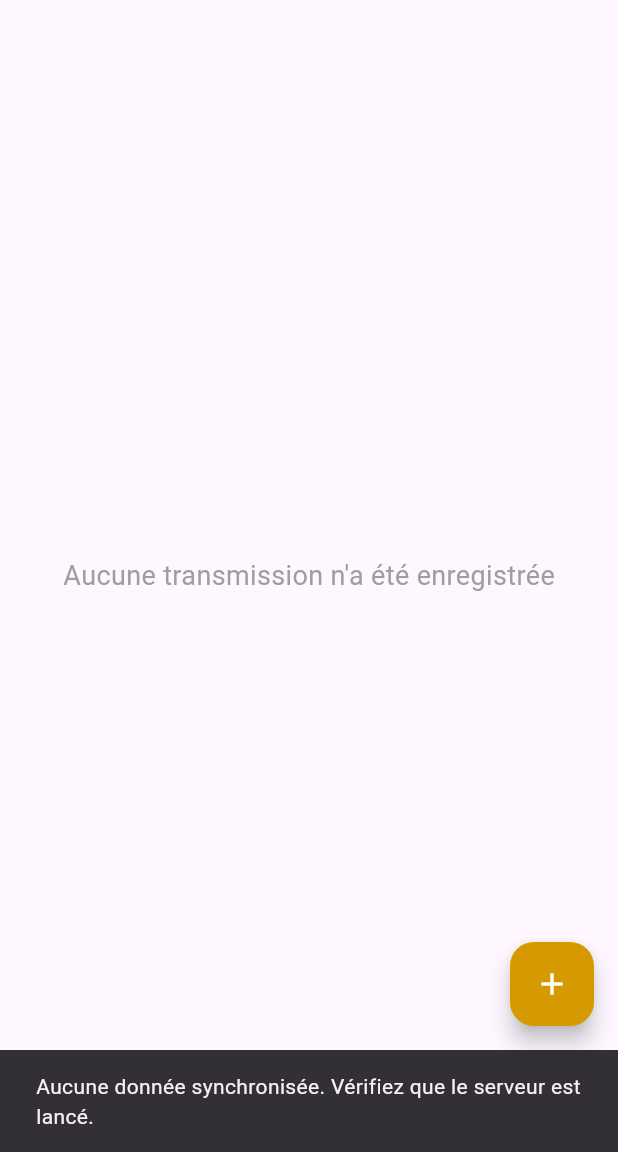
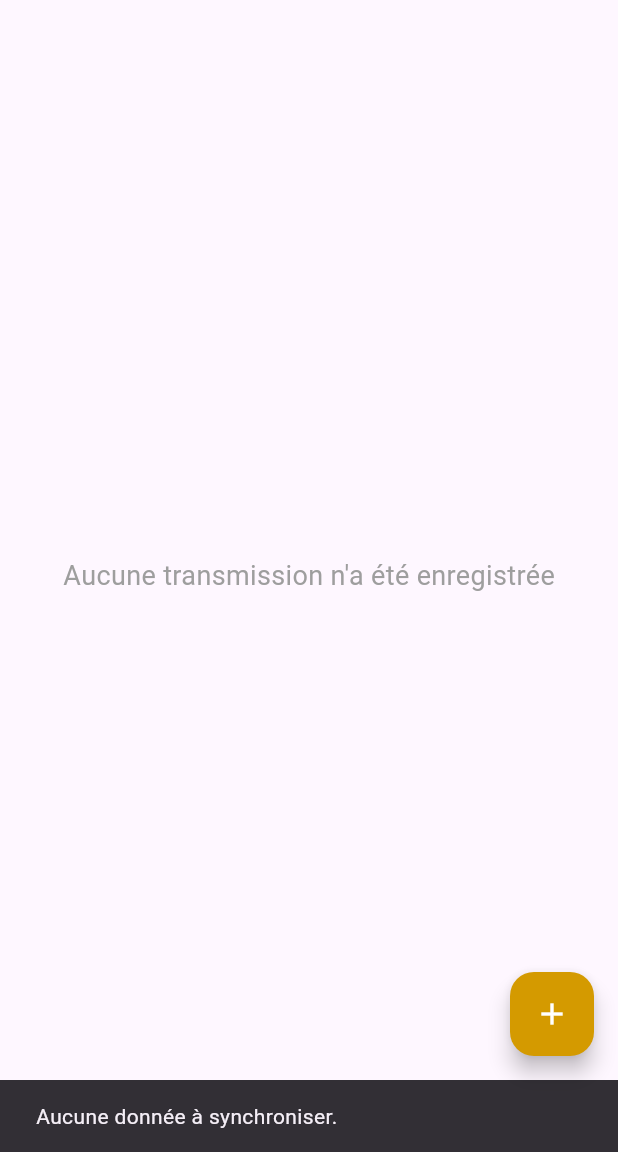
Before and after one commit to Cedrick-Coder/cahierDeTransmission, a Flutter app: the screen it shows after launch, after a tap on the "cloud upload" icon, on a phone screen of 412 x 824 dp, the part 84-1236 px from its top. Run offline on Flutter 3.47's test engine with Material 3 defaults, Android fonts, the phone set to English and light mode, and no system bars; our stand-ins replace sqflite; accounts and stored records are empty.

```diff
--- a/front_end/lib/ecrans/homescreens.dart
+++ b/front_end/lib/ecrans/homescreens.dart
@@ -51,13 +51,18 @@ class _HomeScreenState extends State<HomeScreen> {
     if (!mounted) return;
     setState(() => isSyncing = false);
 
+    String snackBarMessage;
+    if (transmissions.isEmpty) {
+      snackBarMessage = "Aucune donnée à synchroniser.";
+    } else if (syncedCount > 0) {
+      snackBarMessage = "$syncedCount transmission(s) synchronisée(s)";
+    } else {
+      snackBarMessage = "Toutes les données sont déjà synchronisées.";
+    }
+
     ScaffoldMessenger.of(context).showSnackBar(
       SnackBar(
-        content: Text(
-          syncedCount > 0
-              ? "$syncedCount transmission(s) synchronisée(s)"
-              : "Aucune donnée synchronisée. Vérifiez que le serveur est lancé.",
-        ),
+        content: Text(snackBarMessage),
       ),
     );
   }
@@ -86,10 +91,10 @@ class _HomeScreenState extends State<HomeScreen> {
                 children: [
                   // Dropdown
                   DropdownButtonFormField<String>(
-                    value: selectedEtat,
+                    initialValue: selectedEtat,
                     items: const [
-                      DropdownMenuItem(value: 'suivi', child: Text('suivi')),
-                      DropdownMenuItem(value: 'terminer', child: Text('terminer')),
+                      DropdownMenuItem(value: 'terminer', child: Text('TERMINER')),
+                      DropdownMenuItem(value: 'suivi', child: Text('SUIVI')),
                     ],
                     onChanged: (v) {
                       if (v != null) setState(() => selectedEtat = v);
--- a/front_end/lib/widgets/carteDeTransmission.dart
+++ b/front_end/lib/widgets/carteDeTransmission.dart
@@ -59,7 +59,7 @@ class TransmissionCard extends StatelessWidget {
                 ],
               ),
               const SizedBox(height: 6),
-              Text(isExterne ? 'Type : externe' : 'Type : interne', style: TextStyle(color: accentColor, fontWeight: FontWeight.w600)),
+              Text('Catégorie : ${item.type}', style: TextStyle(color: accentColor, fontWeight: FontWeight.w600)),
             ],
           ),
           trailing: PopupMenuButton<String>(
```
